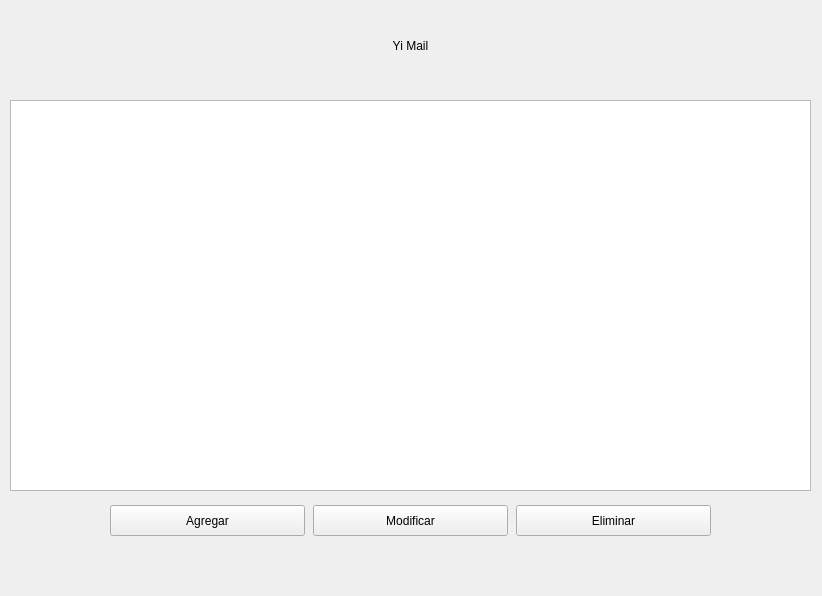
Qt form mainwindow.ui (roblescristian4722/lector_correo) before a commit.
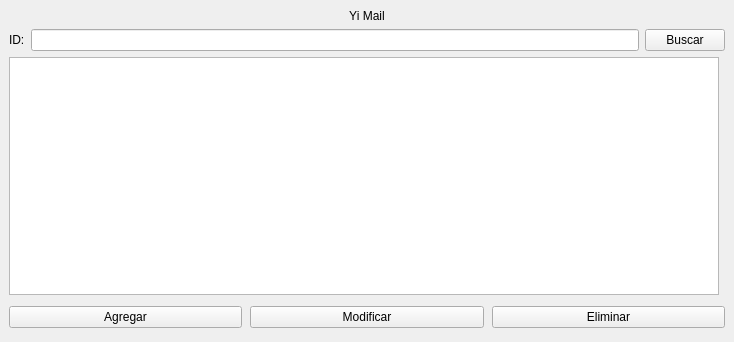
The same form after that commit.

The edit to the form file:
```diff
--- a/mainwindow.ui
+++ b/mainwindow.ui
@@ -6,58 +6,16 @@
    <rect>
     <x>0</x>
     <y>0</y>
-    <width>822</width>
-    <height>596</height>
+    <width>734</width>
+    <height>342</height>
    </rect>
   </property>
   <property name="windowTitle">
    <string>MainWindow</string>
   </property>
   <widget class="QWidget" name="centralwidget">
-   <widget class="QLabel" name="titulo">
-    <property name="geometry">
-     <rect>
-      <x>0</x>
-      <y>20</y>
-      <width>821</width>
-      <height>51</height>
-     </rect>
-    </property>
-    <property name="text">
-     <string>Yi Mail</string>
-    </property>
-    <property name="alignment">
-     <set>Qt::AlignCenter</set>
-    </property>
-   </widget>
-   <widget class="QTableWidget" name="tableWidget">
-    <property name="geometry">
-     <rect>
-      <x>10</x>
-      <y>100</y>
-      <width>801</width>
-      <height>391</height>
-     </rect>
-    </property>
-    <property name="sizePolicy">
-     <sizepolicy hsizetype="Preferred" vsizetype="Preferred">
-      <horstretch>0</horstretch>
-      <verstretch>0</verstretch>
-     </sizepolicy>
-    </property>
-    <property name="editTriggers">
-     <set>QAbstractItemView::NoEditTriggers</set>
-    </property>
-   </widget>
-   <widget class="QWidget" name="layoutWidget">
-    <property name="geometry">
-     <rect>
-      <x>110</x>
-      <y>500</y>
-      <width>601</width>
-      <height>41</height>
-     </rect>
-    </property>
+   <layout class="QGridLayout" name="gridLayout">
+    <item row="3" column="0" colspan="2">
     <layout class="QHBoxLayout" name="horizontalLayout">
      <property name="spacing">
       <number>8</number>
@@ -111,7 +69,42 @@
       </widget>
      </item>
     </layout>
-   </widget>
+    </item>
+    <item row="1" column="0" colspan="2">
+     <layout class="QHBoxLayout" name="horizontalLayout_2">
+      <item>
+       <widget class="QLabel" name="id_text">
+        <property name="text">
+         <string>ID:</string>
+        </property>
+       </widget>
+      </item>
+      <item>
+       <widget class="QLineEdit" name="buscar_barra"/>
+      </item>
+      <item>
+       <widget class="QPushButton" name="buscar">
+        <property name="text">
+         <string>Buscar</string>
+        </property>
+       </widget>
+      </item>
+     </layout>
+    </item>
+    <item row="0" column="0" colspan="2">
+     <widget class="QLabel" name="titulo">
+      <property name="text">
+       <string>Yi Mail</string>
+      </property>
+      <property name="alignment">
+       <set>Qt::AlignCenter</set>
+      </property>
+     </widget>
+    </item>
+    <item row="2" column="0">
+     <widget class="QTextBrowser" name="Resultado"/>
+    </item>
+   </layout>
   </widget>
  </widget>
  <resources/>
```
Lines whose indentation alone changed are shown as unchanged.
